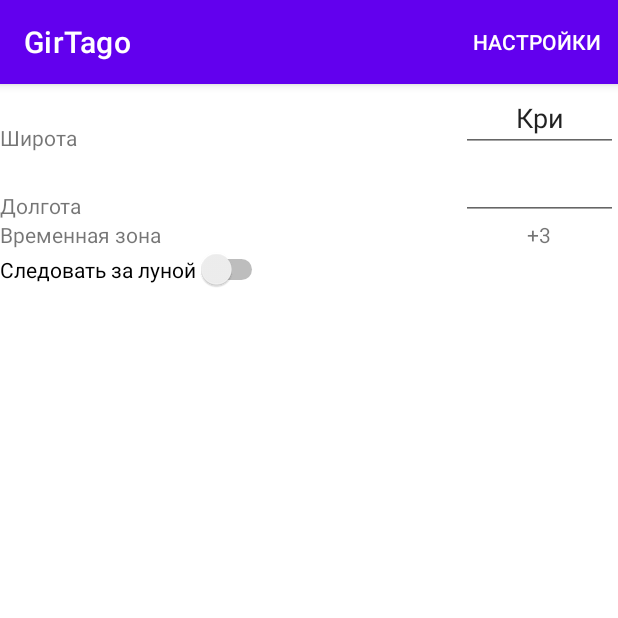
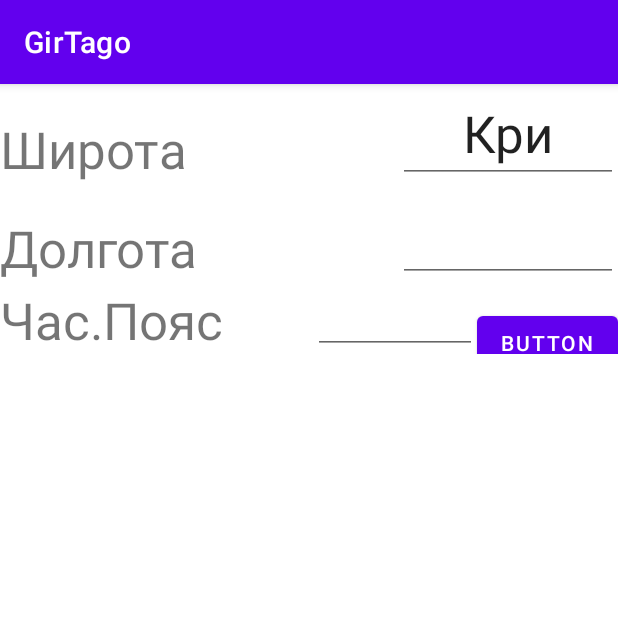
Before and after one commit to FXYFXZ/GirTago, an Android app: the screen it shows after launch (MainActivity), after a tap on "НАСТРОЙКИ", on a phone screen of 412 x 824 dp, the top half of it. Run offline under Robolectric (Android 15) with nearby library versions, the phone set to English and light mode, and no system bars; 1 statement that could not run was skipped.

Commit message:
Menu setup on fragments

```diff
--- a/app/src/main/java/ru/fxy7ci/girtago/ClockFragment.kt
+++ b/app/src/main/java/ru/fxy7ci/girtago/ClockFragment.kt
@@ -4,6 +4,7 @@ import android.annotation.SuppressLint
 import android.content.res.Resources
 import android.os.Bundle
 import android.view.LayoutInflater
+import android.view.Menu
 import android.view.View
 import android.view.ViewGroup
 import androidx.fragment.app.Fragment
@@ -41,7 +42,7 @@ class ClockFragment : Fragment(R.layout.fragment_clock) {
             reCalcuate(); printDates()
             myClock.invalidate() // Update
         }
-
+        setHasOptionsMenu (true)
         return binding.root
     }
 
@@ -64,6 +65,12 @@ class ClockFragment : Fragment(R.layout.fragment_clock) {
         myClock = MyClock(activity)
         binding.clockContainer.addView(myClock)
     }
+
+    override fun onPrepareOptionsMenu(menu: Menu) {
+        menu.findItem(R.id.menu_settings).isVisible = true
+        return super.onPrepareOptionsMenu(menu)
+    }
+
 
     // Перерасчет всех необходимых величин для индикации
     private fun reCalcuate(){
--- a/app/src/main/java/ru/fxy7ci/girtago/MainActivity.kt
+++ b/app/src/main/java/ru/fxy7ci/girtago/MainActivity.kt
@@ -25,19 +25,12 @@ class MainActivity : AppCompatActivity() {
         // что насчет сетпа
 //        val res = resources
 //        res.getXml(R.xml.test)
-
-
-
     }
 
     override fun onPause() {
         savePreferences()
         super.onPause()
 //        mainHandler.removeCallbacksAndMessages(null)
-    }
-
-    override fun onDestroy() {
-        super.onDestroy()
     }
 
     override fun onCreateOptionsMenu(menu: Menu?): Boolean {
@@ -47,7 +40,10 @@ class MainActivity : AppCompatActivity() {
 
     override fun onOptionsItemSelected(item: MenuItem): Boolean {
         when(item.itemId) {
-            R.id.menu_settings -> gotoSettings()
+            R.id.menu_settings -> {
+                gotoSettings()
+              //  item.isVisible = false
+            }
         }
         return super.onOptionsItemSelected(item)
     }
@@ -70,5 +66,4 @@ class MainActivity : AppCompatActivity() {
     }
 
 
-}
-// END CLASS
+} // END CLASS -------------------------------------------------------------------------------------
--- a/app/src/main/java/ru/fxy7ci/girtago/SettingsFragment.kt
+++ b/app/src/main/java/ru/fxy7ci/girtago/SettingsFragment.kt
@@ -1,7 +1,9 @@
 package ru.fxy7ci.girtago
+import android.app.AlertDialog
 import android.os.Bundle
 import androidx.fragment.app.Fragment
 import android.view.LayoutInflater
+import android.view.Menu
 import android.view.View
 import android.view.ViewGroup
 import android.widget.Toast
@@ -23,33 +25,33 @@ class SettingsFragment : Fragment(R.layout.fragment_settings) {
         _binding = FragmentSettingsBinding.inflate(inflater,container, false)
 
         ControlsSetup()
+        setHasOptionsMenu (true)
         return binding.root
     }
 
     fun ControlsSetup(){
+        binding.fldAltitude.setText("Кри")
+        binding.btnZone.setOnClickListener{
+            val catNames = arrayOf("+1", "+2", "+3", "+4","+5","+6","+7")
+            val builder = AlertDialog.Builder(context)
+            builder.setTitle("Выберите кота")
+                .setItems(catNames
+                ) { dialog, which ->
+                    binding.fldAltitude.setText(catNames[which])
+                }
+            builder.create()
+            builder.show()
+        }
 
-        binding.fldAltitude.setText("Кри")
+    }
 
-//        binding.btnTry.setOnClickListener{
-//            val catNames = arrayOf("+1", "+2", "+3", "+4","+5","+6","+7")
-//            val builder = AlertDialog.Builder(context)
-//            builder.setTitle("Выберите кота")
-//                .setItems(catNames
-//                ) { dialog, which ->
-//                    binding.fldLongitude.text = catNames[which]
-//                }
-//            builder.create()
-//            builder.show()
-//        }
-
-
-
+    override fun onPrepareOptionsMenu(menu: Menu) {
+        menu.findItem(R.id.menu_settings).isVisible = false
+        return super.onPrepareOptionsMenu(menu)
     }
 
 
 
 
 
-
-
 } // CLASS =================================================================================
--- a/app/src/main/res/layout/fragment_settings.xml
+++ b/app/src/main/res/layout/fragment_settings.xml
@@ -10,61 +10,69 @@
         <TextView
             android:layout_width="wrap_content"
             android:layout_height="match_parent"
-            android:layout_weight="2"
+            android:layout_weight="3"
             android:gravity="bottom"
-            android:text="Широта">
+            android:text="@string/settlbLat"
+            android:textSize="34sp">
         </TextView>
+
         <EditText
             android:id="@+id/fldAltitude"
             android:layout_height="match_parent"
-            android:layout_weight="1"
-            android:textAlignment="center">
+            android:layout_weight="2"
+            android:textAlignment="center"
+            android:textSize="34sp"
+            android:autofillHints=""
+            android:inputType="number"
+            tools:ignore="LabelFor">
         </EditText>
+    </TableRow>
+
+    <TableRow>
+
+        <TextView
+            android:layout_width="wrap_content"
+            android:layout_height="match_parent"
+            android:layout_weight="3"
+            android:gravity="bottom"
+            android:text="@string/settlbLong"
+            android:textSize="34sp">
+        </TextView>
+
+        <EditText
+            android:layout_height="match_parent"
+            android:layout_weight="2"
+            android:textAlignment="center"
+            android:textSize="34sp">
+        </EditText>
+
     </TableRow>
 
     <TableRow>
         <TextView
             android:layout_width="wrap_content"
             android:layout_height="match_parent"
-            android:layout_weight="2"
+            android:layout_weight="3"
             android:gravity="bottom"
-            android:text="Долгота">
+            android:text="@string/settlbZone"
+            android:textSize="34sp">
         </TextView>
+
         <EditText
             android:layout_height="match_parent"
-            android:layout_weight="1"
-            android:textAlignment="center">
+            android:layout_weight="2"
+            android:textAlignment="center"
+            android:textSize="34sp">
         </EditText>
-    </TableRow>
 
-    <TableRow>
-        <TextView
-            android:layout_width="wrap_content"
-            android:layout_height="match_parent"
-            android:layout_weight="2"
-            android:text="Временная зона">
-        </TextView>
-        <TextView
-            android:layout_height="match_parent"
-            android:layout_weight="1"
-            android:textAlignment="center"
-            android:text="+3">
-        </TextView>
-
-    </TableRow>
-
-    <TableRow
-        android:layout_width="match_parent"
-        android:layout_height="match_parent">
-
-        <Switch
-            android:id="@+id/switch2"
+        <Button
+            android:id="@+id/btnZone"
             android:layout_width="wrap_content"
             android:layout_height="wrap_content"
-            android:text="Следовать за луной">
-        </Switch>
+            android:text="Button" />
 
     </TableRow>
 
 
+
 </TableLayout>
--- a/app/src/main/res/values/strings.xml
+++ b/app/src/main/res/values/strings.xml
@@ -10,6 +10,9 @@
     <string name="menu_btn_day_before">назад</string>
     <string name="menu_btn_day_after">вперед</string>
     <string name="sett_caption">Настройки</string>
+    <string name="settlbLat">Широта</string>
+    <string name="settlbLong">Долгота</string>
+    <string name="settlbZone">Час.Пояс</string>
 
 
 </resources>
```
